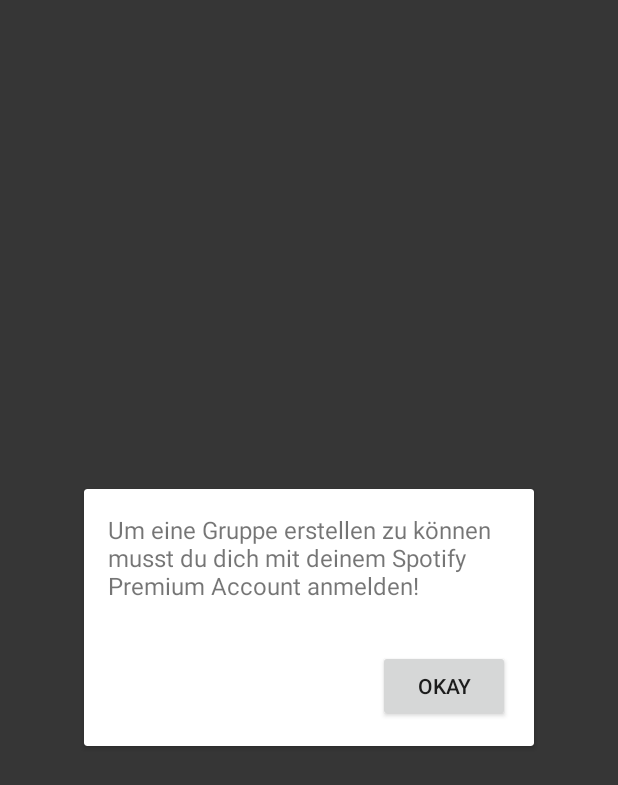
After one commit to dathomas13/partyplayer, an Android app: the layout login_to_spotify_popup.xml on its own in the app's theme, with its tools: preview values and no code run, on a phone screen of 412 x 824 dp. The commit adds this screen. Shown: the top 785 px of the screen. Run offline under Robolectric (Android 15) with nearby library versions, the phone set to English and light mode, and no system bars; network calls fail.

Commit message:
Merge mit master

```diff
--- a/app/src/main/java/de/gubo_io/partyplayer/MusicListAdapter.java
+++ b/app/src/main/java/de/gubo_io/partyplayer/MusicListAdapter.java
@@ -15,12 +15,10 @@ import java.util.List;
 
 public class MusicListAdapter extends RecyclerView.Adapter<MusicListAdapter.MusicItemViewHolder> {
     private Context context;
-    int groupId;
-    private List<SongInformation> mSongList;
+    private List<SongInformation> mSongList = new ArrayList<>();
 
-    public MusicListAdapter(Context context, List<SongInformation> songList){
+    void setContext(Context context){
         this.context = context;
-        this.mSongList = songList;
     }
 
     void setSongList(List<SongInformation> songList){
--- a/app/src/main/res/layout/activity_main_v2.xml
+++ b/app/src/main/res/layout/activity_main_v2.xml
@@ -1,5 +1,7 @@
 <?xml version="1.0" encoding="utf-8"?>
-<android.support.constraint.ConstraintLayout xmlns:android="http://schemas.android.com/apk/res/android"
+<android.support.constraint.ConstraintLayout
+    android:id="@+id/clRoot"
+    xmlns:android="http://schemas.android.com/apk/res/android"
     xmlns:app="http://schemas.android.com/apk/res-auto"
     android:layout_width="match_parent"
     android:layout_height="match_parent"
--- /dev/null
+++ b/app/src/main/res/layout/login_to_spotify_popup.xml
@@ -0,0 +1,36 @@
+<?xml version="1.0" encoding="utf-8"?>
+<FrameLayout
+    xmlns:android="http://schemas.android.com/apk/res/android"
+    android:layout_width="match_parent"
+    android:layout_height="match_parent"
+    android:background="#c8000000">
+
+    <android.support.v7.widget.CardView
+        android:layout_width="300dp"
+        android:layout_height="wrap_content"
+        android:layout_gravity="center">
+
+        <LinearLayout
+            android:layout_width="match_parent"
+            android:layout_height="wrap_content"
+            android:orientation="vertical">
+
+            <TextView
+                android:layout_width="wrap_content"
+                android:layout_height="wrap_content"
+                android:layout_margin="16dp"
+                android:text="Um eine Gruppe erstellen zu können musst du dich mit deinem Spotify Premium Account anmelden!"
+                android:textSize="16sp"/>
+
+            <Button
+                android:id="@+id/btAcceptLogin"
+                android:layout_width="wrap_content"
+                android:layout_height="wrap_content"
+                android:layout_margin="16dp"
+                android:text="Okay"
+                android:layout_gravity="right"/>
+
+        </LinearLayout>
+    </android.support.v7.widget.CardView>
+
+</FrameLayout>
```
Also changed, not shown: app/src/main/java/de/gubo_io/partyplayer/MainActivity.java (+54 -32 lines).
